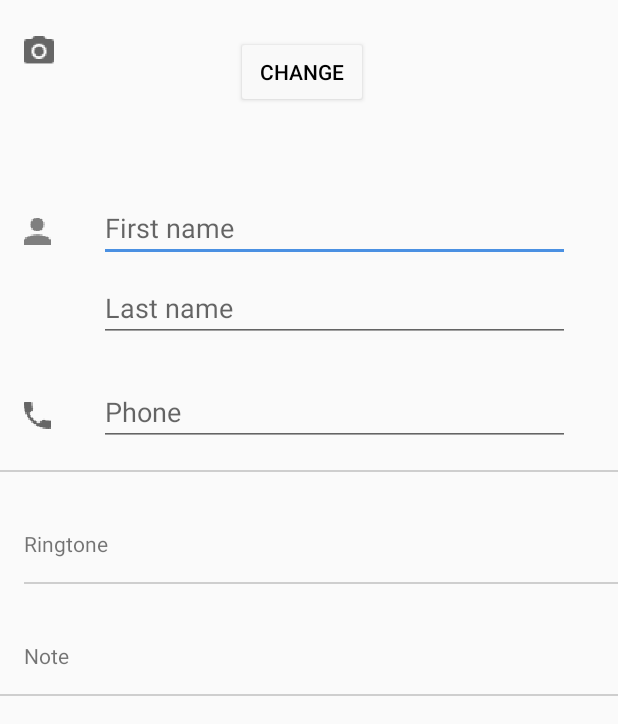
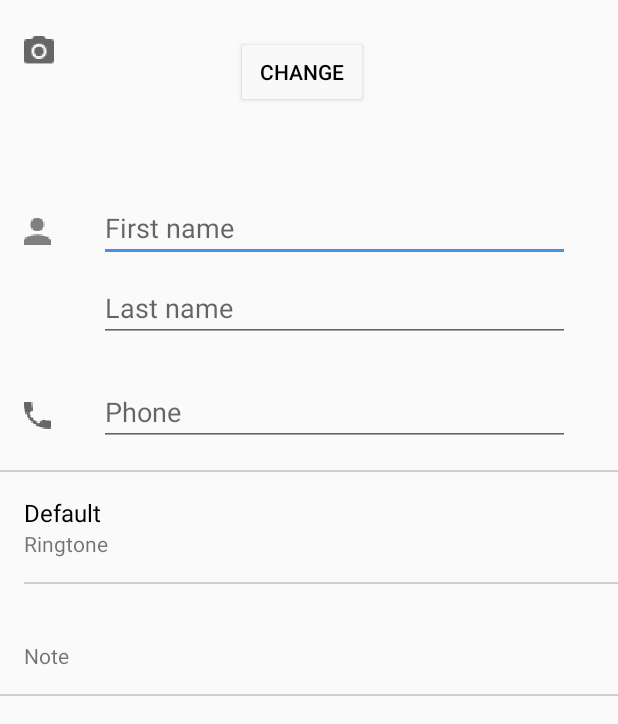
Before and after one commit to ShkiTTer/Contacts, an Android app: the EditContactActivity screen opened directly, with no data from a screen before it, on a phone screen of 412 x 824 dp, the part 84-808 px from its top. Run offline under Robolectric (Android 15) with nearby library versions, the phone set to English and light mode, and no system bars; our stand-ins replace data binding; 2 statements that could not run were skipped.

Commit message:
Add choice ringtone dialog

```diff
--- a/app/src/main/java/com/example/contacts/app/KoinModules.kt
+++ b/app/src/main/java/com/example/contacts/app/KoinModules.kt
@@ -22,7 +22,9 @@ private val viewModelModule = module {
     }
 
     viewModel {
-        EditContactViewModel()
+        EditContactViewModel(
+            app = androidApplication()
+        )
     }
 }
 
--- a/app/src/main/java/com/example/contacts/presentation/editcontact/EditContactViewModel.kt
+++ b/app/src/main/java/com/example/contacts/presentation/editcontact/EditContactViewModel.kt
@@ -1,11 +1,17 @@
 package com.example.contacts.presentation.editcontact
 
+import android.app.Application
+import androidx.lifecycle.AndroidViewModel
 import androidx.lifecycle.MutableLiveData
-import androidx.lifecycle.ViewModel
+import com.example.contacts.R
 import com.example.contacts.presentation.common.model.ContactUi
 
-class EditContactViewModel : ViewModel() {
+class EditContactViewModel(private val app: Application) : AndroidViewModel(app) {
+    val ringtoneList: List<String> by lazy {
+        app.resources.getStringArray(R.array.array_ringtone).toList()
+    }
+
     val contact = MutableLiveData<ContactUi>(
-        ContactUi()
+        ContactUi(ringtone = ringtoneList.first())
     )
 }
--- /dev/null
+++ b/app/src/main/res/drawable/button_single_choice.xml
@@ -0,0 +1,5 @@
+<?xml version="1.0" encoding="utf-8"?>
+<selector xmlns:android="http://schemas.android.com/apk/res/android">
+    <item android:state_checked="true" android:drawable="@drawable/single"/>
+    <item android:state_checked="false" android:drawable="@android:color/transparent"/>
+</selector>
--- a/app/src/main/res/layout/activity_edit_contact.xml
+++ b/app/src/main/res/layout/activity_edit_contact.xml
@@ -203,6 +203,18 @@
             app:layout_constraintTop_toBottomOf="@+id/textView4" />
 
         <androidx.constraintlayout.widget.Group
+            android:id="@+id/gRingtone"
+            android:layout_width="0dp"
+            android:layout_height="0dp"
+            android:focusable="false"
+            android:focusableInTouchMode="false"
+            app:constraint_referenced_ids="tvRingtone,textView3"
+            app:layout_constraintBottom_toTopOf="@+id/view6"
+            app:layout_constraintEnd_toEndOf="parent"
+            app:layout_constraintStart_toStartOf="parent"
+            app:layout_constraintTop_toBottomOf="@+id/view5" />
+
+        <androidx.constraintlayout.widget.Group
             android:id="@+id/gNote"
             android:layout_width="0dp"
             android:layout_height="0dp"
--- a/app/src/main/res/layout/dialog_note.xml
+++ b/app/src/main/res/layout/dialog_note.xml
@@ -23,7 +23,7 @@
             android:layout_margin="16dp"
             android:background="@drawable/round_view"
             android:gravity="top"
-            android:hint="@string/hint_add_note"
+            android:hint="@string/hint_dialog_note"
             android:inputType="textMultiLine|textPersonName"
             android:maxLines="3"
             android:singleLine="false"
--- a/app/src/main/res/values/colors.xml
+++ b/app/src/main/res/values/colors.xml
@@ -13,4 +13,5 @@
     <color name="colorDivider">#CECECE</color>
 
     <color name="colorStroke">#979797</color>
+    <color name="colorChoiceIcon">#de000000</color>
 </resources>
--- a/app/src/main/res/values/strings.xml
+++ b/app/src/main/res/values/strings.xml
@@ -25,8 +25,22 @@
     <string name="hint_last_name">Last name</string>
     <string name="hint_phone">Phone</string>
 
-    <string name="title_dialog_add_note">Add note</string>
-    <string name="hint_add_note">Text here</string>
-    <string name="button_positive">Accept</string>
-    <string name="button_negative">Cancel</string>
+    <string name="title_dialog_note">Add note</string>
+    <string name="hint_dialog_note">Text here</string>
+    <string name="dialog_note_button_positive">Accept</string>
+    <string name="dialog_note_button_negative">Cancel</string>
+
+    <string name="title_dialog_ringtone">Select ringtone</string>
+    <string name="dialog_ringtone_button_positive">Select</string>
+    <string name="dialog_ringtone_button_negative">Cancel</string>
+
+    <string-array name="array_ringtone">
+        <item>Default</item>
+        <item>Oreo</item>
+        <item>Twix</item>
+        <item>Old phone</item>
+        <item>Galaxy</item>
+        <item>Tribal</item>
+        <item>Forest</item>
+    </string-array>
 </resources>
```
Also changed, not shown: app/src/main/java/com/example/contacts/presentation/editcontact/EditContactActivity.kt (+29 -5 lines), app/src/main/res/layout/dialog_choise_item.xml (added, +35 -0 lines), app/src/main/res/drawable-hdpi/single.png (added), app/src/main/res/drawable-mdpi/single.png (added), app/src/main/res/drawable-xhdpi/single.png (added), app/src/main/res/drawable-xxhdpi/single.png (added), app/src/main/res/drawable-xxxhdpi/single.png (added).
